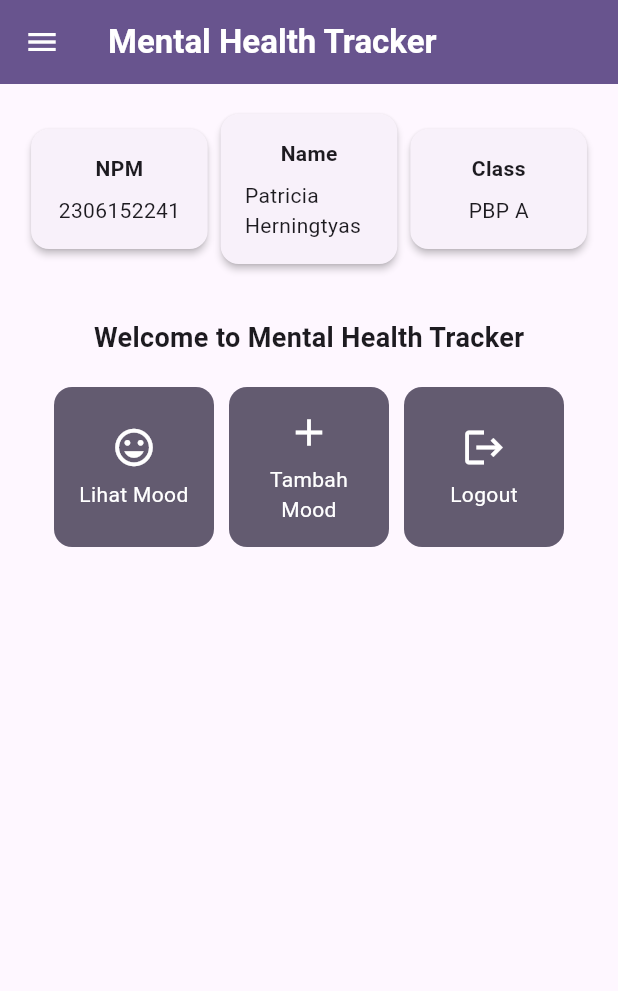
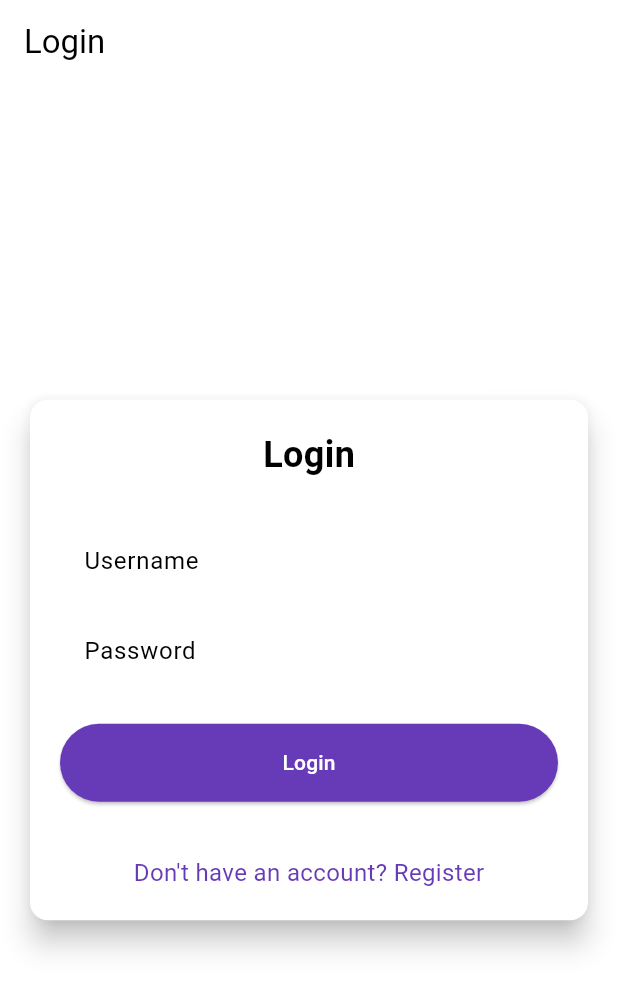
Before and after one commit to patriciatyas/mental-health-tracker-mobile, a Flutter app: the screen it shows after launch, on a phone screen of 412 x 824 dp. Shown: the top 991 px of the screen. Run offline on Flutter 3.47's test engine with Material 3 defaults, Android fonts, the phone set to English and light mode, and no system bars; missing offline and left inert: pbp_django_auth.

Commit message:
tutoroal 8 selesai

```diff
--- a/lib/main.dart
+++ b/lib/main.dart
@@ -1,5 +1,9 @@
 import 'package:flutter/material.dart';
 import 'package:mental_health_tracker/screens/menu.dart';
+import "package:pbp_django_auth/pbp_django_auth.dart";
+import 'package:provider/provider.dart';
+import 'package:mental_health_tracker/screens/login.dart';
+
 
 void main() {
   runApp(const MyApp());
@@ -8,31 +12,23 @@ void main() {
 class MyApp extends StatelessWidget {
   const MyApp({super.key});
 
-  // This widget is the root of your application.
   @override
   Widget build(BuildContext context) {
-    return MaterialApp(
-      title: 'Flutter Demo',
-      theme: ThemeData(
-        // This is the theme of your application.
-        //
-        // TRY THIS: Try running your application with "flutter run". You'll see
-        // the application has a purple toolbar. Then, without quitting the app,
-        // try changing the seedColor in the colorScheme below to Colors.green
-        // and then invoke "hot reload" (save your changes or press the "hot
-        // reload" button in a Flutter-supported IDE, or press "r" if you used
-        // the command line to start the app).
-        //
-        // Notice that the counter didn't reset back to zero; the application
-        // state is not lost during the reload. To reset the state, use hot
-        // restart instead.
-        //
-        // This works for code too, not just values: Most code changes can be
-        // tested with just a hot reload.
-        colorScheme: ColorScheme.fromSeed(seedColor: Colors.deepPurple),
-        useMaterial3: true,
+    return Provider(
+      create: (_) {
+        CookieRequest request = CookieRequest();
+        return request;
+      },
+      child: MaterialApp(
+        title: 'Mental Health Tracker',
+        theme: ThemeData(
+          useMaterial3: true,
+          colorScheme: ColorScheme.fromSwatch(
+            primarySwatch: Colors.deepPurple,
+          ).copyWith(secondary: Colors.deepPurple[400]),
+        ),
+        home: const LoginPage(),
       ),
-      home: MyHomePage(),
     );
   }
 }
--- /dev/null
+++ b/lib/screens/login.dart
@@ -0,0 +1,178 @@
+import 'package:mental_health_tracker/screens/menu.dart';
+import 'package:flutter/material.dart';
+import 'package:pbp_django_auth/pbp_django_auth.dart';
+import 'package:provider/provider.dart';
+import 'package:mental_health_tracker/screens/register.dart';
+
+void main() {
+  runApp(const LoginApp());
+}
+
+class LoginApp extends StatelessWidget {
+  const LoginApp({super.key});
+
+  @override
+  Widget build(BuildContext context) {
+    return MaterialApp(
+      title: 'Login',
+      theme: ThemeData(
+        useMaterial3: true,
+        colorScheme: ColorScheme.fromSwatch(
+          primarySwatch: Colors.deepPurple,
+        ).copyWith(secondary: Colors.deepPurple[400]),
+      ),
+      home: const LoginPage(),
+    );
+  }
+}
+
+class LoginPage extends StatefulWidget {
+  const LoginPage({super.key});
+
+  @override
+  State<LoginPage> createState() => _LoginPageState();
+}
+
+class _LoginPageState extends State<LoginPage> {
+  final TextEditingController _usernameController = TextEditingController();
+  final TextEditingController _passwordController = TextEditingController();
+
+  @override
+  Widget build(BuildContext context) {
+    final request = context.watch<CookieRequest>();
+
+    return Scaffold(
+      appBar: AppBar(
+        title: const Text('Login'),
+      ),
+      body: Center(
+        child: SingleChildScrollView(
+          padding: const EdgeInsets.all(16.0),
+          child: Card(
+            elevation: 8,
+            shape: RoundedRectangleBorder(
+              borderRadius: BorderRadius.circular(12.0),
+            ),
+            child: Padding(
+              padding: const EdgeInsets.all(20.0),
+              child: Column(
+                mainAxisSize: MainAxisSize.min,
+                children: [
+                  const Text(
+                    'Login',
+                    style: TextStyle(
+                      fontSize: 24.0,
+                      fontWeight: FontWeight.bold,
+                    ),
+                  ),
+                  const SizedBox(height: 30.0),
+                  TextField(
+                    controller: _usernameController,
+                    decoration: const InputDecoration(
+                      labelText: 'Username',
+                      hintText: 'Enter your username',
+                      border: OutlineInputBorder(
+                        borderRadius: BorderRadius.all(Radius.circular(12.0)),
+                      ),
+                      contentPadding:
+                          EdgeInsets.symmetric(horizontal: 12.0, vertical: 8.0),
+                    ),
+                  ),
+                  const SizedBox(height: 12.0),
+                  TextField(
+                    controller: _passwordController,
+                    decoration: const InputDecoration(
+                      labelText: 'Password',
+                      hintText: 'Enter your password',
+                      border: OutlineInputBorder(
+                        borderRadius: BorderRadius.all(Radius.circular(12.0)),
+                      ),
+                      contentPadding:
+                          EdgeInsets.symmetric(horizontal: 12.0, vertical: 8.0),
+                    ),
+                    obscureText: true,
+                  ),
+                  const SizedBox(height: 24.0),
+                  ElevatedButton(
+                    onPressed: () async {
+                      String username = _usernameController.text;
+                      String password = _passwordController.text;
+
+                      // Cek kredensial
+                      final response = await request
+                          .login("http://127.0.0.1:8000/auth/login/", {
+                        'username': username,
+                        'password': password,
+                      });
+
+                      if (request.loggedIn) {
+                        String message = response['message'];
+                        String uname = response['username'];
+                        if (context.mounted) {
+                          Navigator.pushReplacement(
+                            context,
+                            MaterialPageRoute(
+                                builder: (context) => MyHomePage()),
+                          );
+                          ScaffoldMessenger.of(context)
+                            ..hideCurrentSnackBar()
+                            ..showSnackBar(
+                              SnackBar(
+                                  content:
+                                      Text("$message Selamat datang, $uname.")),
+                            );
+                        }
+                      } else {
+                        if (context.mounted) {
+                          showDialog(
+                            context: context,
+                            builder: (context) => AlertDialog(
+                              title: const Text('Login Gagal'),
+                              content: Text(response['message']),
+                              actions: [
+                                TextButton(
+                                  child: const Text('OK'),
+                                  onPressed: () {
+                                    Navigator.pop(context);
+                                  },
+                                ),
+                              ],
+                            ),
+                          );
+                        }
+                      }
+                    },
+                    style: ElevatedButton.styleFrom(
+                      foregroundColor: Colors.white,
+                      minimumSize: Size(double.infinity, 50),
+                      backgroundColor: Theme.of(context).colorScheme.primary,
+                      padding: const EdgeInsets.symmetric(vertical: 16.0),
+                    ),
+                    child: const Text('Login'),
+                  ),
+                  const SizedBox(height: 36.0),
+                  GestureDetector(
+                    onTap: () {
+                      Navigator.push(
+                        context,
+                        MaterialPageRoute(
+                            builder: (context) => const RegisterPage()),
+                      );
+                    },
+                    child: Text(
+                      'Don\'t have an account? Register',
+                      style: TextStyle(
+                        color: Theme.of(context).colorScheme.primary,
+                        fontSize: 16.0,
+                      ),
+                    ),
+                  ),
+                ],
+              ),
+            ),
+          ),
+        ),
+      ),
+    );
+  }
+}
--- a/pubspec.yaml
+++ b/pubspec.yaml
@@ -35,6 +35,9 @@ dependencies:
   # The following adds the Cupertino Icons font to your application.
   # Use with the CupertinoIcons class for iOS style icons.
   cupertino_icons: ^1.0.8
+  provider: ^6.1.2
+  pbp_django_auth: ^0.4.0
+  http: ^1.2.2
 
 dev_dependencies:
   flutter_test:
@@ -45,7 +48,7 @@ dev_dependencies:
   # activated in the `analysis_options.yaml` file located at the root of your
   # package. See that file for information about deactivating specific lint
   # rules and activating additional ones.
-  flutter_lints: ^4.0.0
+  flutter_lints: ^5.0.0
 
 # For information on the generic Dart part of this file, see the
 # following page: https://dart.dev/tools/pub/pubspec
```
Also changed, not shown: lib/models/mood_entry.dart (added, +65 -0 lines), lib/screens/list_moodentry.dart (added, +90 -0 lines), lib/screens/moodentry_form.dart (+37 -29 lines), lib/screens/register.dart (added, +166 -0 lines), lib/widgets/left_drawer.dart (+12 -0 lines), lib/widgets/mood_card.dart (+35 -1 lines), pubspec.lock, 2 other files.
